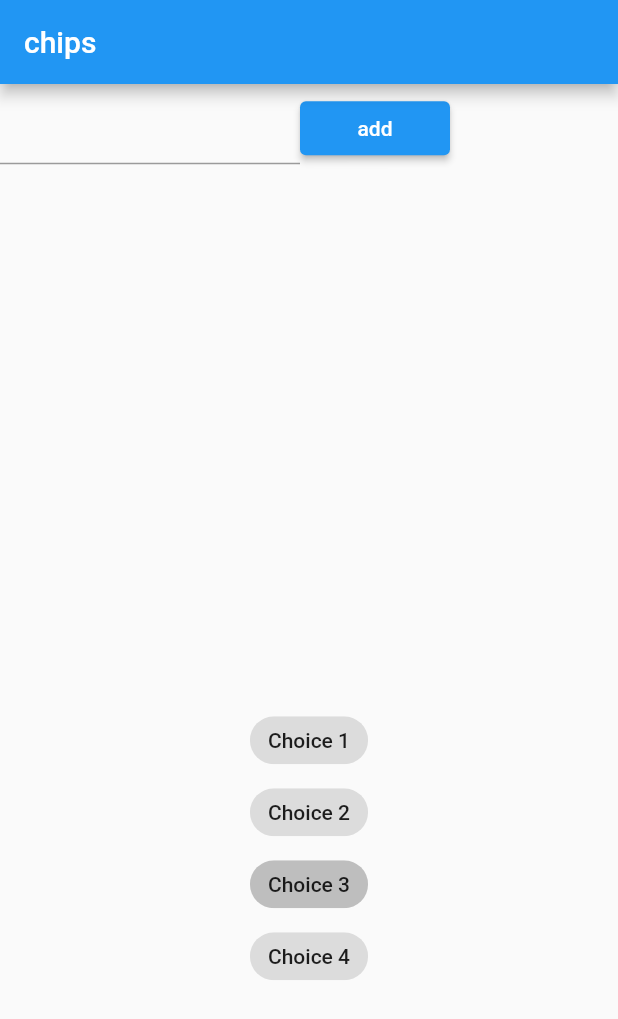
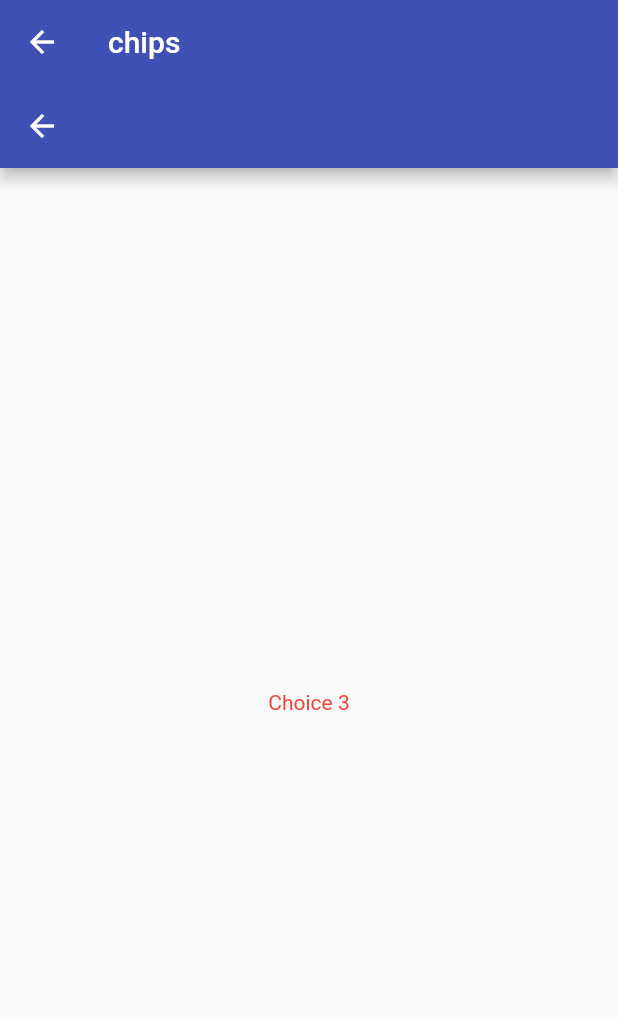
Before and after one commit to The-Closure/flutter_course_autumn_2021, a Flutter app: the screen it shows after launch, after a tap on "Choice 3", on a phone screen of 412 x 824 dp. Shown: the top 1019 px of the screen. Run offline on Flutter 3.47's test engine with Material 2 defaults, Android fonts, the phone set to English and light mode, and no system bars.

Commit message:
init point

```diff
--- a/lib/main.dart
+++ b/lib/main.dart
@@ -1,6 +1,5 @@
 import 'package:flutter/cupertino.dart';
 import 'package:flutter/material.dart';
-import 'package:flutter_course_autumn_2021/first_page.dart';
 import 'package:flutter_course_autumn_2021/second_page.dart';
 
 main() {
@@ -12,9 +11,32 @@ class MyApp extends StatelessWidget {
 
   @override
   Widget build(BuildContext context) {
-    return MaterialApp(
+    return MaterialApp  (
+      themeMode: ThemeMode.dark,
       debugShowCheckedModeBanner: false,
+      theme: lightTheme(),
+      darkTheme: lightTheme().copyWith(textTheme: TextTheme(headline1: TextStyle( fontSize: 14))),
       home: SecondPage(),
     );
   }
+
+  ThemeData lightTheme() {
+    return ThemeData(primarySwatch: Colors.indigo,).copyWith(
+      textTheme: TextTheme(headline1: TextStyle(fontSize: 32,color: Colors.indigo)),
+      chipTheme: ChipThemeData(
+        padding: EdgeInsets.all(0),
+          backgroundColor: Colors.indigo.shade400,
+          disabledColor: Colors.white,
+          selectedColor: Colors.indigo,
+          secondarySelectedColor: Colors.blue,
+          labelStyle: TextStyle(fontSize: 16),
+          secondaryLabelStyle: TextStyle(fontSize: 14),
+          brightness: Brightness.light),
+
+      elevatedButtonTheme: ElevatedButtonThemeData(
+        style: ButtonStyle(
+            textStyle: MaterialStateProperty.all(TextStyle(fontSize: 10)),
+            backgroundColor: MaterialStateProperty.all(Colors.indigo),
+      ),),);
+  }
 }
--- a/lib/second_page.dart
+++ b/lib/second_page.dart
@@ -49,7 +49,10 @@ class _SecondPageState extends State<SecondPage> {
                         chips.add(chipValue);
                       });
                     },
-                    child: Text('add'),
+                    child: Text(
+                      'add',
+                      style: Theme.of(context).textTheme.headline1,
+                    ),
                   ),
                 ),
               ],
@@ -82,39 +85,88 @@ class _SecondPageState extends State<SecondPage> {
                     });
                   },
                 ),
-                ChoiceChip(
+                Builder(builder: (context) {
+                  return ChoiceChip(
                     label: Text('Choice 2'),
                     selected: choices[1],
                     onSelected: (value) {
                       choices.fillRange(0, choices.length, false);
-
+                      showDialog(
+                          context: context,
+                          builder: (ctxt) {
+                            return CupertinoApp(
+                              home: Scaffold(
+                                body: Center(
+                                  child: Text(
+                                    'Choice 3',
+                                    style: TextStyle(color: Colors.red),
+                                  ),
+                                ),
+                              ),
+                            );
+                          });
                       setState(() {
                         choices[1] = value;
                       });
                     },
-                ),
-                ChoiceChip(
+                  );
+                }),
+                Builder(builder: (context) {
+                  return Hero(
+                    tag: 'chip',
+                    child: ChoiceChip(
                       label: Text('Choice 3'),
                       selected: choices[2],
                       onSelected: (value) {
                         choices.fillRange(0, choices.length, false);
-
+                        Scaffold.of(context).showBottomSheet((ctxt) {
+                          return Scaffold(
+                            appBar: AppBar(),
+                            body: Center(
+                              child: Hero(
+                                tag: 'chip',
+                                child: Text(
+                                  'Choice 3',
+                                  style: TextStyle(color: Colors.red),
+                                ),
+                              ),
+                            ),
+                          );
+                        });
                         setState(() {
                           choices[2] = value;
                         });
                       },
                     ),
-                ChoiceChip(
+                  );
+                }),
+                Builder(builder: (context) {
+                  return ChoiceChip(
                     label: Text('Choice 4'),
                     selected: choices[3],
                     onSelected: (value) {
                       choices.fillRange(0, choices.length, false);
-
+                      showDialog(
+                          context: context,
+                          builder: (ctxt) {
+                            return AlertDialog(
+                              actions: [TextButton(onPressed: (){}, child: Text('data'))],
+                              content: Container(
+                                child: Center(
+                                  child: Text(
+                                    'Choice 4',
+                                    style: TextStyle(color: Colors.red),
+                                  ),
+                                ),
+                              ),
+                            );
+                          });
                       setState(() {
                         choices[3] = value;
                       });
                     },
-                ),
+                  );
+                }),
               ],
             ),
           )
```
Lines whose indentation alone changed are shown as unchanged.
